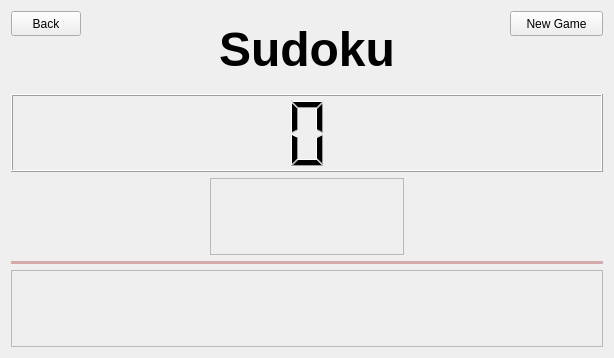
Above: maingame.ui from god-friend/SudokuGame before the change. Below: the same form after it.
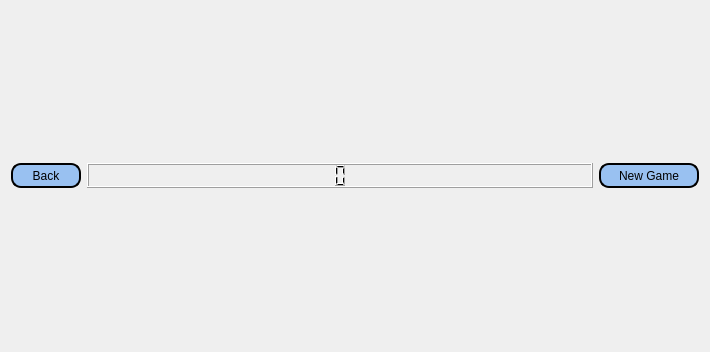
That is the form after the change.

The edit to the form file:
```diff
--- a/maingame.ui
+++ b/maingame.ui
@@ -6,177 +6,24 @@
    <rect>
     <x>0</x>
     <y>0</y>
-    <width>614</width>
-    <height>358</height>
+    <width>710</width>
+    <height>352</height>
    </rect>
   </property>
   <property name="windowTitle">
    <string>Form</string>
   </property>
   <layout class="QGridLayout" name="gridLayout">
-   <item row="2" column="0">
-    <widget class="QLabel" name="label_2">
-     <property name="text">
-      <string/>
-     </property>
-    </widget>
-   </item>
-   <item row="0" column="1">
-    <widget class="QLabel" name="label">
-     <property name="font">
-      <font>
-       <pointsize>36</pointsize>
-       <bold>true</bold>
-      </font>
-     </property>
-     <property name="styleSheet">
-      <string notr="true">color: rgb(0, 0, 0);</string>
-     </property>
-     <property name="text">
-      <string>Sudoku</string>
-     </property>
-     <property name="alignment">
-      <set>Qt::AlignCenter</set>
-     </property>
-    </widget>
-   </item>
-   <item row="2" column="2">
-    <widget class="QLabel" name="label_3">
-     <property name="text">
-      <string/>
-     </property>
-    </widget>
-   </item>
-   <item row="2" column="1">
-    <widget class="QFrame" name="frame">
-     <property name="styleSheet">
-      <string notr="true"/>
-     </property>
-     <property name="frameShape">
-      <enum>QFrame::StyledPanel</enum>
-     </property>
-     <property name="frameShadow">
-      <enum>QFrame::Raised</enum>
-     </property>
-    </widget>
-   </item>
-   <item row="4" column="0" colspan="3">
-    <widget class="QFrame" name="optBtnFrame">
-     <property name="styleSheet">
-      <string notr="true">QPushButton{
-	color: rgb(0, 0, 0);
-	background-color: rgb(169, 189, 207);
-	border-width: 1px;
-	border-radius: 15px;
-	border-color: rgb(255, 255, 255);
-	border-style: outset;	
-}
-QPushButton:hover{
-	background-color: rgb(134, 129, 116);
-}
-QPushButton:pressed{
-	background-color: rgba(187, 183, 183, 251);
-}
-
-QPushButton#removeVal{
-	color: rgb(0, 0, 0);
-	background-color: rgb(224, 27, 36);
-	border-width: 1px;
-	border-radius: 15px;
-	border-color: rgb(255, 255, 255);
-	border-style: outset;	
-}
-QPushButton#removeVal:hover{
-	background-color: rgb(134, 129, 116);
-}
-QPushButton#removeVal:pressed{
-	background-color: rgba(187, 183, 183, 251);
-}</string>
-     </property>
-     <property name="frameShape">
-      <enum>QFrame::StyledPanel</enum>
-     </property>
-     <property name="frameShadow">
-      <enum>QFrame::Raised</enum>
-     </property>
-    </widget>
-   </item>
-   <item row="3" column="0" colspan="3">
-    <widget class="Line" name="line">
-     <property name="sizePolicy">
-      <sizepolicy hsizetype="Minimum" vsizetype="Fixed">
-       <horstretch>0</horstretch>
-       <verstretch>0</verstretch>
-      </sizepolicy>
-     </property>
-     <property name="styleSheet">
-      <string notr="true">color: rgb(212, 170, 170);
-
-</string>
-     </property>
-     <property name="frameShadow">
-      <enum>QFrame::Plain</enum>
-     </property>
-     <property name="lineWidth">
-      <number>6</number>
-     </property>
-     <property name="orientation">
-      <enum>Qt::Horizontal</enum>
-     </property>
-    </widget>
-   </item>
-   <item row="0" column="0">
-    <layout class="QGridLayout" name="gridLayout_2">
-     <item row="0" column="1">
-      <widget class="QLabel" name="label_4">
-       <property name="text">
-        <string/>
-       </property>
-      </widget>
-     </item>
-     <item row="1" column="0">
-      <widget class="QLabel" name="label_5">
-       <property name="text">
-        <string/>
-       </property>
-      </widget>
-     </item>
-     <item row="0" column="0">
-      <widget class="QPushButton" name="backBtn">
-       <property name="maximumSize">
-        <size>
-         <width>70</width>
-         <height>25</height>
-        </size>
-       </property>
-       <property name="styleSheet">
-        <string notr="true">color: rgb(0, 0, 0);</string>
-       </property>
-       <property name="text">
-        <string>Back</string>
-       </property>
-      </widget>
-     </item>
-     <item row="0" column="2">
-      <widget class="QLabel" name="label_6">
-       <property name="text">
-        <string/>
-       </property>
-      </widget>
-     </item>
-    </layout>
-   </item>
    <item row="0" column="2">
     <layout class="QGridLayout" name="gridLayout_3">
      <item row="0" column="0">
-      <widget class="QLabel" name="label_7">
-       <property name="text">
-        <string/>
-       </property>
-      </widget>
-     </item>
-     <item row="0" column="1">
       <widget class="QPushButton" name="newGameBtn">
+       <property name="minimumSize">
+        <size>
+         <width>100</width>
+         <height>25</height>
+        </size>
+       </property>
        <property name="maximumSize">
         <size>
          <width>100</width>
@@ -184,24 +31,76 @@
         </size>
        </property>
        <property name="styleSheet">
-        <string notr="true">color: rgb(0, 0, 0);</string>
+        <string notr="true">QPushButton{
+	color: rgb(0, 0, 0);
+	background-color: rgb(153, 193, 241);
+	border-radius: 10px;
+	border-style: outset;
+	border-width: 2px;
+}
+QPushButton:hover {
+	background-color: rgb(26, 95, 180);
+}
+QPushButton:pressed {
+	background-color: rgb(220, 138, 221);
+}</string>
        </property>
        <property name="text">
         <string>New Game</string>
        </property>
       </widget>
      </item>
-     <item row="1" column="1">
-      <widget class="QLabel" name="label_8">
+    </layout>
+   </item>
+   <item row="1" column="1">
+    <layout class="QHBoxLayout" name="horLay"/>
+   </item>
+   <item row="0" column="0">
+    <layout class="QGridLayout" name="gridLayout_2">
+     <item row="0" column="0">
+      <widget class="QPushButton" name="backBtn">
+       <property name="minimumSize">
+        <size>
+         <width>70</width>
+         <height>25</height>
+        </size>
+       </property>
+       <property name="maximumSize">
+        <size>
+         <width>70</width>
+         <height>25</height>
+        </size>
+       </property>
+       <property name="styleSheet">
+        <string notr="true">QPushButton{
+	color: rgb(0, 0, 0);
+	background-color: rgb(153, 193, 241);
+	border-radius: 10px;
+	border-style: outset;
+	border-width: 2px;
+}
+QPushButton:hover {
+	background-color: rgb(26, 95, 180);
+}
+QPushButton:pressed {
+	background-color: rgb(220, 138, 221);
+}</string>
+       </property>
        <property name="text">
-        <string/>
+        <string>Back</string>
        </property>
       </widget>
      </item>
     </layout>
    </item>
-   <item row="1" column="0" colspan="3">
+   <item row="0" column="1">
     <widget class="QLCDNumber" name="timeSpent">
+     <property name="maximumSize">
+      <size>
+       <width>16777215</width>
+       <height>16777215</height>
+      </size>
+     </property>
      <property name="styleSheet">
       <string notr="true">color: rgb(0, 0, 0);</string>
      </property>
```
